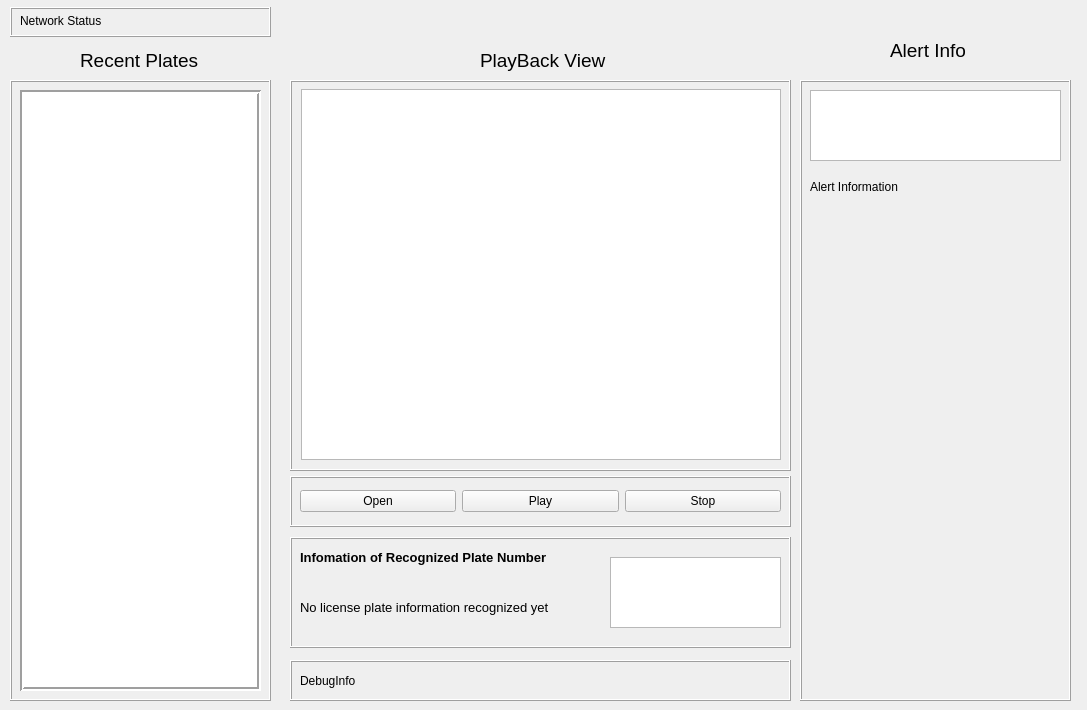
Above: ALPR Client App/ALPR Client App/AlprClientApp.ui from berryscone/lgsa_team5 before the change. Below: the same form after it.
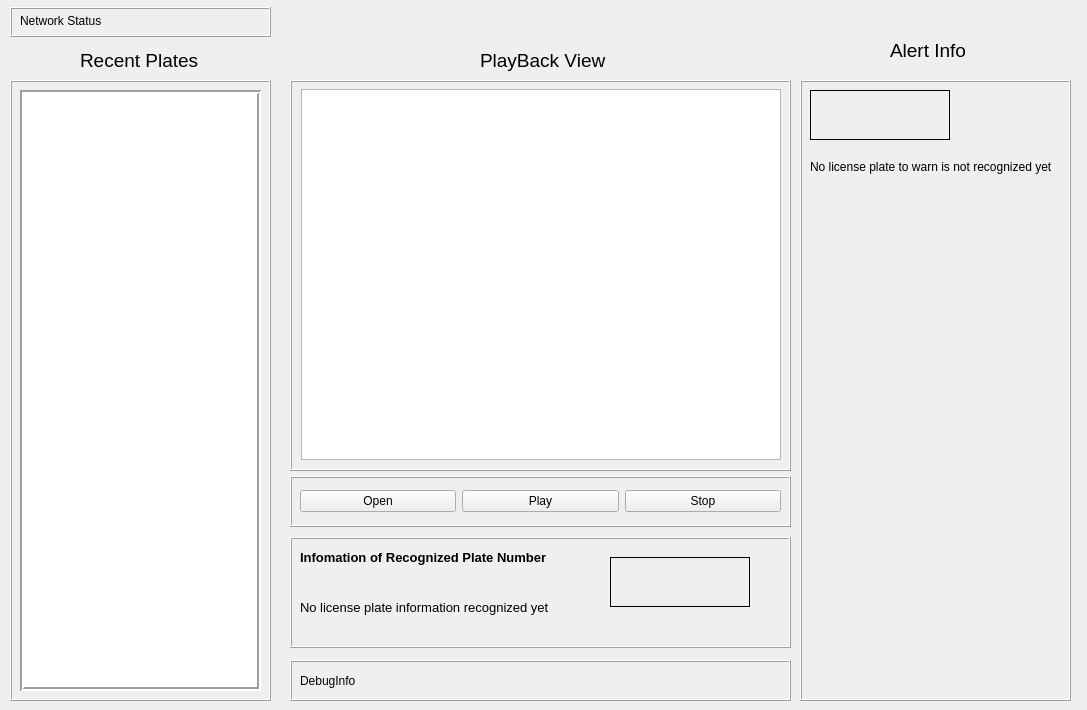
That is the form after the change. Icons and pictures are not drawn.

Commit message: Modify to output vehicle detail information of each view

Patch:
```diff
--- a/ALPR Client App/ALPR Client App/AlprClientApp.ui
+++ b/ALPR Client App/ALPR Client App/AlprClientApp.ui
@@ -202,16 +202,6 @@
       <string>No license plate information recognized yet</string>
      </property>
     </widget>
-    <widget class="QGraphicsView" name="lastLicensePlateView">
-     <property name="geometry">
-      <rect>
-       <x>320</x>
-       <y>20</y>
-       <width>171</width>
-       <height>71</height>
-      </rect>
-     </property>
-    </widget>
     <widget class="QLabel" name="playbackTextTitle_3">
      <property name="geometry">
       <rect>
@@ -234,6 +224,25 @@
       <bool>false</bool>
      </property>
     </widget>
+    <widget class="QLabel" name="lastLicensePlateView">
+     <property name="geometry">
+      <rect>
+       <x>320</x>
+       <y>20</y>
+       <width>140</width>
+       <height>50</height>
+      </rect>
+     </property>
+     <property name="frameShape">
+      <enum>QFrame::Box</enum>
+     </property>
+     <property name="lineWidth">
+      <number>1</number>
+     </property>
+     <property name="text">
+      <string/>
+     </property>
+    </widget>
    </widget>
    <widget class="QLabel" name="label_2">
     <property name="geometry">
@@ -327,32 +336,41 @@
     <property name="frameShadow">
      <enum>QFrame::Raised</enum>
     </property>
-    <widget class="QGraphicsView" name="alertLicensePlateView">
-     <property name="geometry">
-      <rect>
-       <x>10</x>
-       <y>10</y>
-       <width>251</width>
-       <height>71</height>
-      </rect>
-     </property>
-    </widget>
     <widget class="QLabel" name="alertInfo">
      <property name="geometry">
       <rect>
        <x>10</x>
-       <y>100</y>
-       <width>241</width>
-       <height>391</height>
+       <y>80</y>
+       <width>251</width>
+       <height>521</height>
       </rect>
      </property>
      <property name="text">
-      <string>Alert Information</string>
+      <string>No license plate to warn is not recognized yet</string>
      </property>
      <property name="alignment">
       <set>Qt::AlignLeading|Qt::AlignLeft|Qt::AlignTop</set>
      </property>
     </widget>
+    <widget class="QLabel" name="alertLicensePlateView">
+     <property name="geometry">
+      <rect>
+       <x>10</x>
+       <y>10</y>
+       <width>140</width>
+       <height>50</height>
+      </rect>
+     </property>
+     <property name="frameShape">
+      <enum>QFrame::Box</enum>
+     </property>
+     <property name="lineWidth">
+      <number>1</number>
+     </property>
+     <property name="text">
+      <string/>
+     </property>
+    </widget>
    </widget>
    <widget class="QLabel" name="playbackTextTitle_4">
     <property name="geometry">
```
The commit also changes 2 other files.
